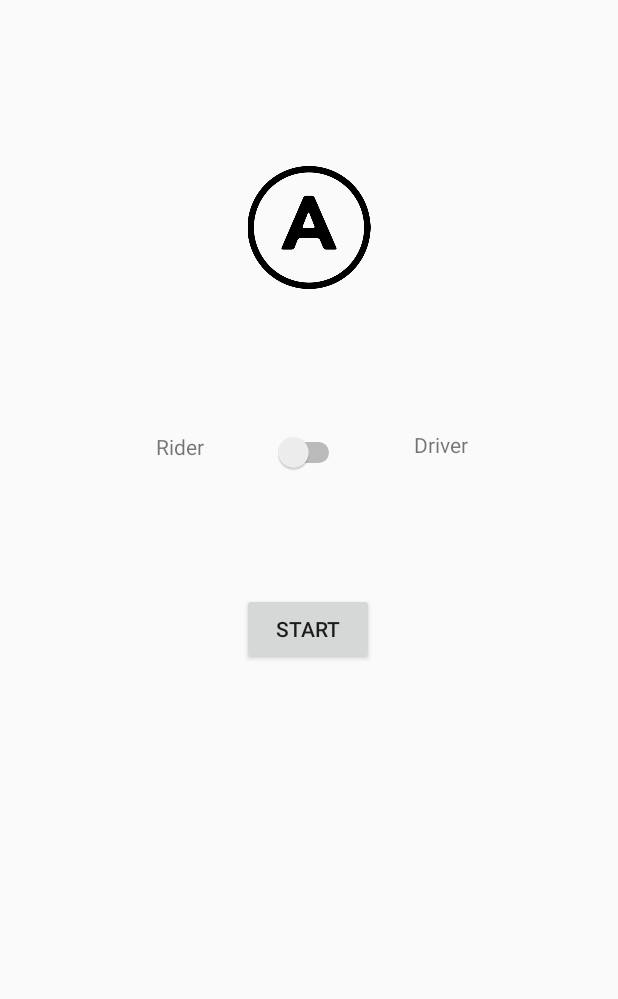
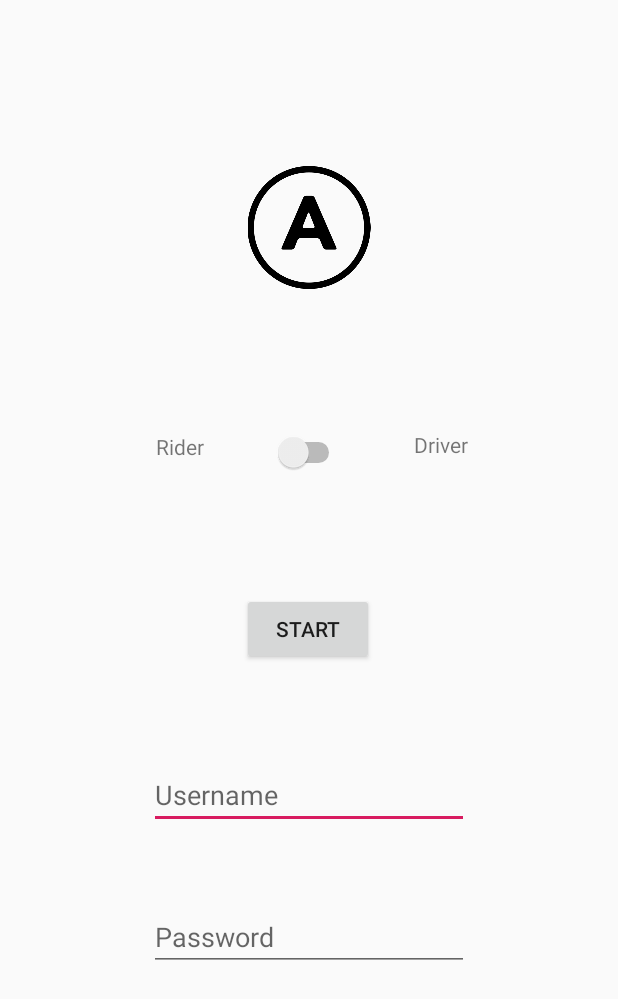
Before and after one commit to vraman3/CallACabClone, an Android app: the screen it shows after launch (MainActivity), on a phone screen of 412 x 824 dp. Shown: the top 999 px of the screen. Run offline under Robolectric (Android 15) with nearby library versions, the phone set to English and light mode, and no system bars; our stand-ins replace data binding; libraries missing offline, so code that uses them is left out: com.itkacher.okhttpprofiler, com.parse; 8 statements that could not run were skipped.

Commit message:
Added login screen edittexts.
Modified the start button for new login system.

Emulator currently not working. Interim commit.

```diff
--- a/app/src/main/java/com/example/callacabclone/ParseSetup.kt
+++ b/app/src/main/java/com/example/callacabclone/ParseSetup.kt
@@ -66,7 +66,7 @@ class ParseSetup: Application() {
 //            Log.d("DEBUG", "Object saved. Id: " + nameValueObject.objectId)
 //        }
 
-        ParseUser.enableAutomaticUser()
+//        ParseUser.enableAutomaticUser()
         val defaultACL = ParseACL()
         defaultACL.publicReadAccess = true // .setPublicReadAccess(true)
         defaultACL.publicWriteAccess = true // setPublicWriteAccess(true)
--- a/app/src/main/res/layout/activity_main.xml
+++ b/app/src/main/res/layout/activity_main.xml
@@ -74,28 +74,28 @@
             app:layout_constraintStart_toStartOf="parent"
             app:layout_constraintTop_toBottomOf="@+id/loginSwitch" />
 
-<!--        <EditText-->
-<!--            android:id="@+id/usernameLoginScreenEditText"-->
-<!--            android:layout_width="wrap_content"-->
-<!--            android:layout_height="wrap_content"-->
-<!--            android:layout_marginTop="64dp"-->
-<!--            android:ems="10"-->
-<!--            android:hint="Username"-->
-<!--            android:inputType="textPersonName"-->
-<!--            app:layout_constraintEnd_toEndOf="parent"-->
-<!--            app:layout_constraintStart_toStartOf="parent"-->
-<!--            app:layout_constraintTop_toBottomOf="@+id/startButton" />-->
+        <EditText
+            android:id="@+id/usernameLoginScreenEditText"
+            android:layout_width="wrap_content"
+            android:layout_height="wrap_content"
+            android:layout_marginTop="64dp"
+            android:ems="10"
+            android:hint="Username"
+            android:inputType="textPersonName"
+            app:layout_constraintEnd_toEndOf="parent"
+            app:layout_constraintStart_toStartOf="parent"
+            app:layout_constraintTop_toBottomOf="@+id/startButton" />
 
-<!--        <EditText-->
-<!--            android:id="@+id/passwordLoginScreenEditText"-->
-<!--            android:layout_width="wrap_content"-->
-<!--            android:layout_height="wrap_content"-->
-<!--            android:layout_marginTop="49dp"-->
-<!--            android:ems="10"-->
-<!--            android:hint="Password"-->
-<!--            android:inputType="textPassword"-->
-<!--            app:layout_constraintEnd_toEndOf="parent"-->
-<!--            app:layout_constraintStart_toStartOf="parent"-->
-<!--            app:layout_constraintTop_toBottomOf="@+id/usernameLoginScreenEditText" />-->
+        <EditText
+            android:id="@+id/passwordLoginScreenEditText"
+            android:layout_width="wrap_content"
+            android:layout_height="wrap_content"
+            android:layout_marginTop="49dp"
+            android:ems="10"
+            android:hint="Password"
+            android:inputType="textPassword"
+            app:layout_constraintEnd_toEndOf="parent"
+            app:layout_constraintStart_toStartOf="parent"
+            app:layout_constraintTop_toBottomOf="@+id/usernameLoginScreenEditText" />
     </androidx.constraintlayout.widget.ConstraintLayout>
 </layout>
```
Also changed, not shown: app/src/main/java/com/example/callacabclone/MainActivity.kt (+19 -6 lines).
